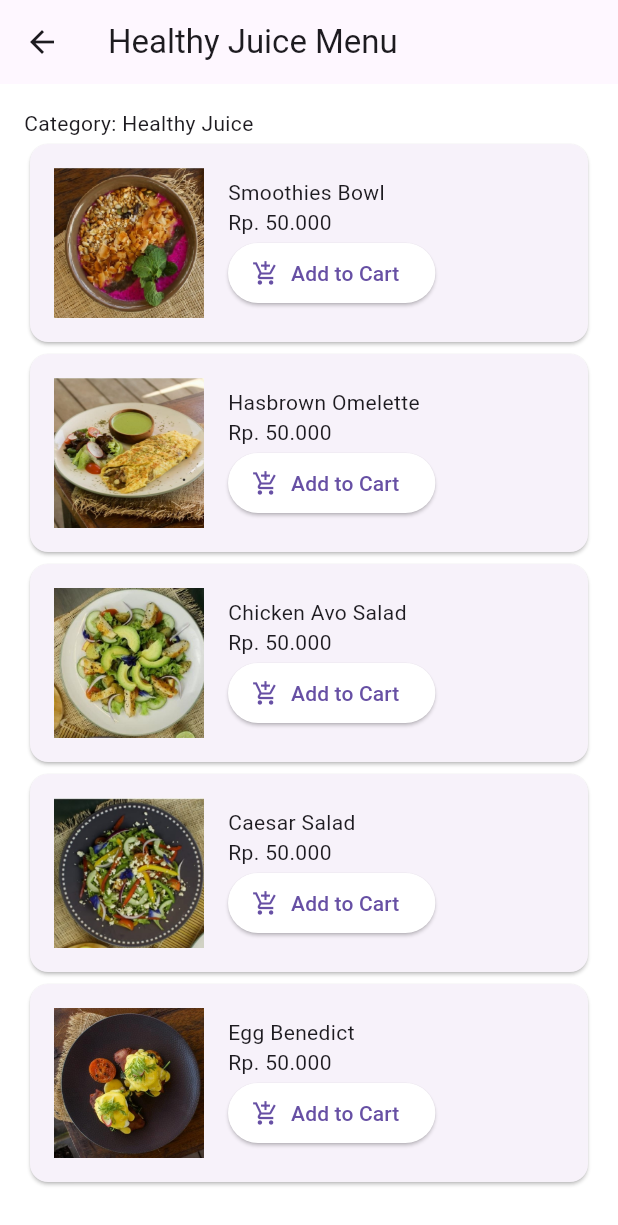
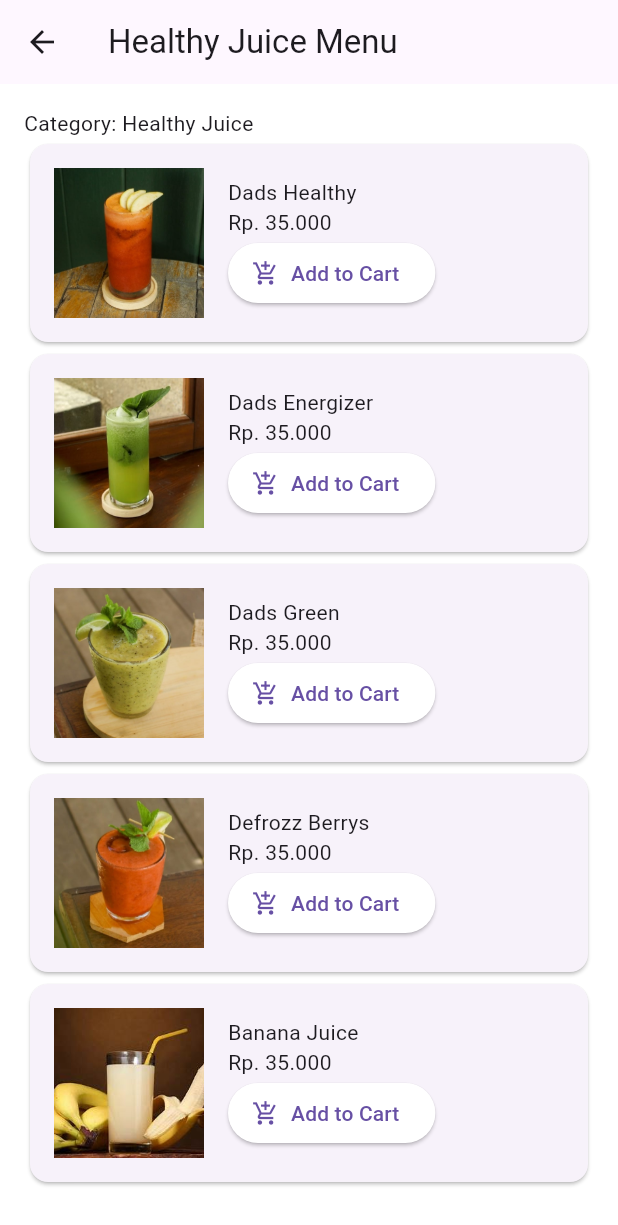
Before and after one commit to cantikawijaya/uts-desain-multi-platform, a Flutter app: the screen it shows after launch, after a tap on "Juice", on a phone screen of 412 x 824 dp. Shown: the top 1225 px of the screen. Run offline on Flutter 3.47's test engine with Material 3 defaults, Android fonts, the phone set to English and light mode, and no system bars.

Commit message:
Mengubah nama menu, harga, dan gambar menu pada Healthy Juice Menu

```diff
--- a/lib/HealthyJuiceDetailPage.dart
+++ b/lib/HealthyJuiceDetailPage.dart
@@ -21,11 +21,11 @@ class HealthyJuiceDetailPage extends StatelessWidget {
             Expanded(
               child: ListView(
                 children: [
-                  _buildMenuItem('Smoothies Bowl', 'Rp. 50.000', 'assets/img/Smoothie.jpeg'),
-                  _buildMenuItem('Hasbrown Omelette', 'Rp. 50.000', 'assets/img/Hashbrown.jpeg'),
-                  _buildMenuItem('Chicken Avo Salad', 'Rp. 50.000', 'assets/img/np2.jpeg'),
-                  _buildMenuItem('Caesar Salad', 'Rp. 50.000', 'assets/img/Salad.jpeg'),
-                  _buildMenuItem('Egg Benedict', 'Rp. 50.000', 'assets/img/np1.jpeg'),
+                  _buildMenuItem('Dads Healthy', 'Rp. 35.000', 'assets/img/np6.jpeg'),
+                  _buildMenuItem('Dads Energizer', 'Rp. 35.000', 'assets/img/np5.jpeg'),
+                  _buildMenuItem('Dads Green', 'Rp. 35.000', 'assets/img/np7.jpeg'),
+                  _buildMenuItem('Defrozz Berrys', 'Rp. 35.000', 'assets/img/np8.jpeg'),
+                  _buildMenuItem('Banana Juice', 'Rp. 35.000', 'assets/img/bananajc.jpg'),
                 ],
               ),
             ),
```
